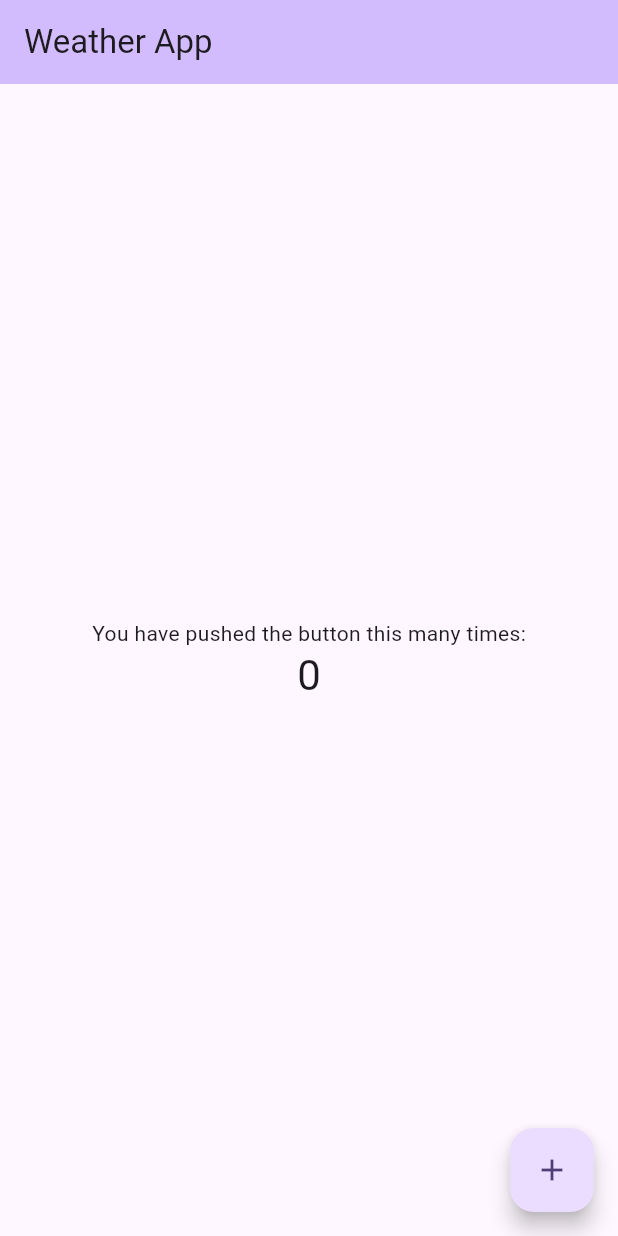
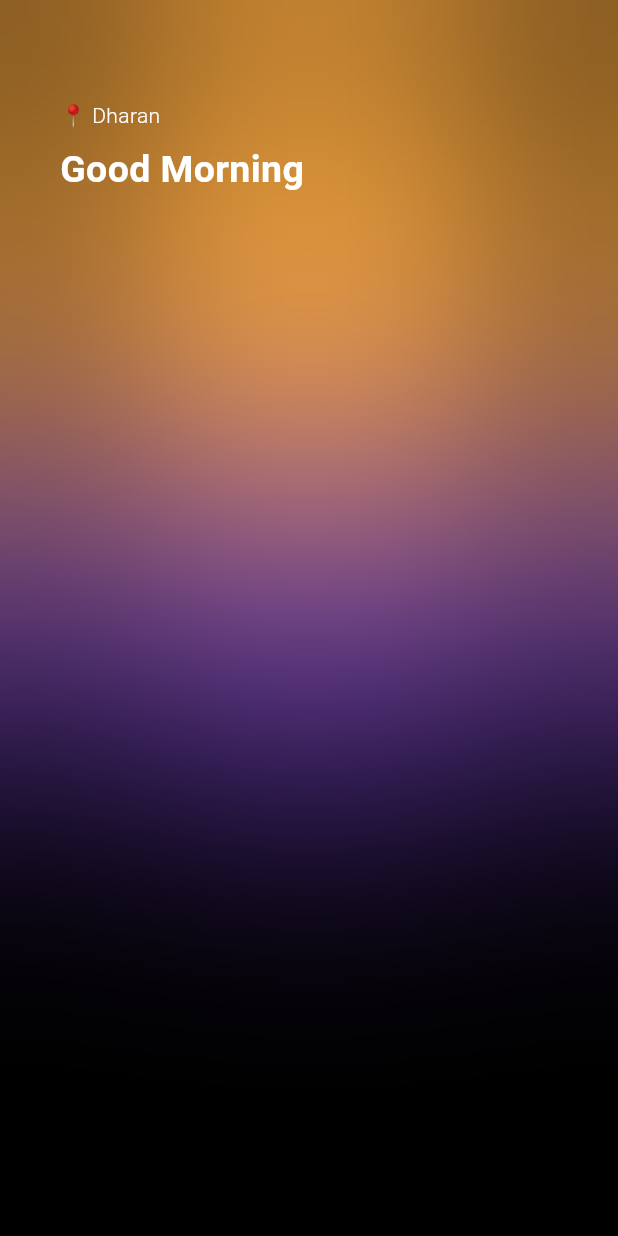
Before and after one commit to dev-sandip/weatherapp, a Flutter app: the screen it shows after launch, on a phone screen of 412 x 824 dp. Run offline on Flutter 3.47's test engine with Material 3 defaults, Android fonts, the phone set to English and light mode, and no system bars.

Commit message:
Add location permissions and implement home screen layout

```diff
--- a/lib/main.dart
+++ b/lib/main.dart
@@ -1,4 +1,5 @@
 import 'package:flutter/material.dart';
+import 'package:weatherapp/screens/home_screen.dart';
 
 void main() {
   runApp(const MyApp());
@@ -9,59 +10,6 @@ class MyApp extends StatelessWidget {
 
   @override
   Widget build(BuildContext context) {
-    return MaterialApp(
-      title: 'Flutter Demo',
-      theme: ThemeData(
-        colorScheme: ColorScheme.fromSeed(seedColor: Colors.deepPurple),
-      ),
-      home: const MyHomePage(title: 'Weather App'),
-    );
+    return MaterialApp(debugShowCheckedModeBanner: false, home: HomeScreen());
   }
 }
-
-class MyHomePage extends StatefulWidget {
-  const MyHomePage({super.key, required this.title});
-
-  final String title;
-
-  @override
-  State<MyHomePage> createState() => _MyHomePageState();
-}
-
-class _MyHomePageState extends State<MyHomePage> {
-  int _counter = 0;
-
-  void _incrementCounter() {
-    setState(() {
-      _counter++;
-    });
-  }
-
-  @override
-  Widget build(BuildContext context) {
-    return Scaffold(
-      appBar: AppBar(
-        backgroundColor: Theme.of(context).colorScheme.inversePrimary,
-
-        title: Text(widget.title),
-      ),
-      body: Center(
-        child: Column(
-          mainAxisAlignment: MainAxisAlignment.center,
-          children: <Widget>[
-            const Text('You have pushed the button this many times:'),
-            Text(
-              '$_counter',
-              style: Theme.of(context).textTheme.headlineMedium,
-            ),
-          ],
-        ),
-      ),
-      floatingActionButton: FloatingActionButton(
-        onPressed: _incrementCounter,
-        tooltip: 'Increment',
-        child: const Icon(Icons.add),
-      ),
-    );
-  }
-}
--- /dev/null
+++ b/lib/screens/home_screen.dart
@@ -0,0 +1,94 @@
+import 'dart:ui';
+
+import 'package:flutter/material.dart';
+import 'package:flutter/services.dart';
+
+class HomeScreen extends StatelessWidget {
+  const HomeScreen({super.key});
+
+  @override
+  Widget build(BuildContext context) {
+    return Scaffold(
+      backgroundColor: Colors.black,
+      extendBodyBehindAppBar: true,
+      appBar: AppBar(
+        backgroundColor: Colors.transparent,
+        elevation: 0,
+        systemOverlayStyle: const SystemUiOverlayStyle(
+          statusBarBrightness: Brightness.dark,
+        ),
+      ),
+      body: Padding(
+        padding: const EdgeInsets.fromLTRB(40, 1.2 * kToolbarHeight, 40, 20),
+        child: SizedBox(
+          height: MediaQuery.of(context).size.height,
+          child: Stack(
+            children: [
+              Align(
+                alignment: AlignmentDirectional(3, -0.3),
+                child: Container(
+                  height: 300,
+                  width: 300,
+                  decoration: BoxDecoration(
+                    shape: BoxShape.circle,
+                    color: Colors.deepPurple,
+                  ),
+                ),
+              ),
+              Align(
+                alignment: AlignmentDirectional(-3, -0.3),
+                child: Container(
+                  height: 300,
+                  width: 300,
+                  decoration: BoxDecoration(
+                    shape: BoxShape.circle,
+                    color: Colors.deepPurple,
+                  ),
+                ),
+              ),
+              Align(
+                alignment: AlignmentDirectional(0, -1.2),
+                child: Container(
+                  height: 300,
+                  width: 600,
+                  decoration: BoxDecoration(color: Color(0xFFFFAB40)),
+                ),
+              ),
+              BackdropFilter(
+                filter: ImageFilter.blur(sigmaX: 100.0, sigmaY: 100.0),
+                child: Container(
+                  decoration: const BoxDecoration(color: Colors.transparent),
+                ),
+              ),
+              SizedBox(
+                width: MediaQuery.of(context).size.width,
+                height: MediaQuery.of(context).size.height,
+                child: Column(
+                  crossAxisAlignment: CrossAxisAlignment.start,
+                  children: [
+                    Text(
+                      "📍 Dharan",
+                      style: TextStyle(
+                        color: Colors.white,
+                        fontWeight: FontWeight.w300,
+                      ),
+                    ),
+                    SizedBox(height: 8),
+                    Text(
+                      "Good Morning",
+                      style: TextStyle(
+                        color: Colors.white,
+                        fontWeight: FontWeight.bold,
+                        fontSize: 25,
+                      ),
+                    ),
+                  ],
+                ),
+              ),
+            ],
+          ),
+        ),
+      ),
+    );
+  }
+}
--- a/pubspec.yaml
+++ b/pubspec.yaml
@@ -12,12 +12,11 @@ dependencies:
   flutter:
     sdk: flutter
 
-  cupertino_icons: ^1.0.8
   geolocator: ^13.0.2
   weather: ^3.1.1
+  intl: ^0.20.2
   flutter_bloc: ^9.0.0
-  equatable: ^2.0.7
-  intl: ^0.20.2
+  equatable: ^2.0.5
 
 dev_dependencies:
   flutter_test:
```
Also changed, not shown: assets/1.png (added), assets/11.png (added), assets/12.png (added), assets/13.png (added), assets/14.png (added), assets/2.png (added), assets/3.png (added), assets/4.png (added), assets/5.png (added), assets/6.png (added), assets/7.png (added), assets/8.png (added), assets/9.png (added), lib/data/myData.dart (added), 1 more files, 1 other file.
